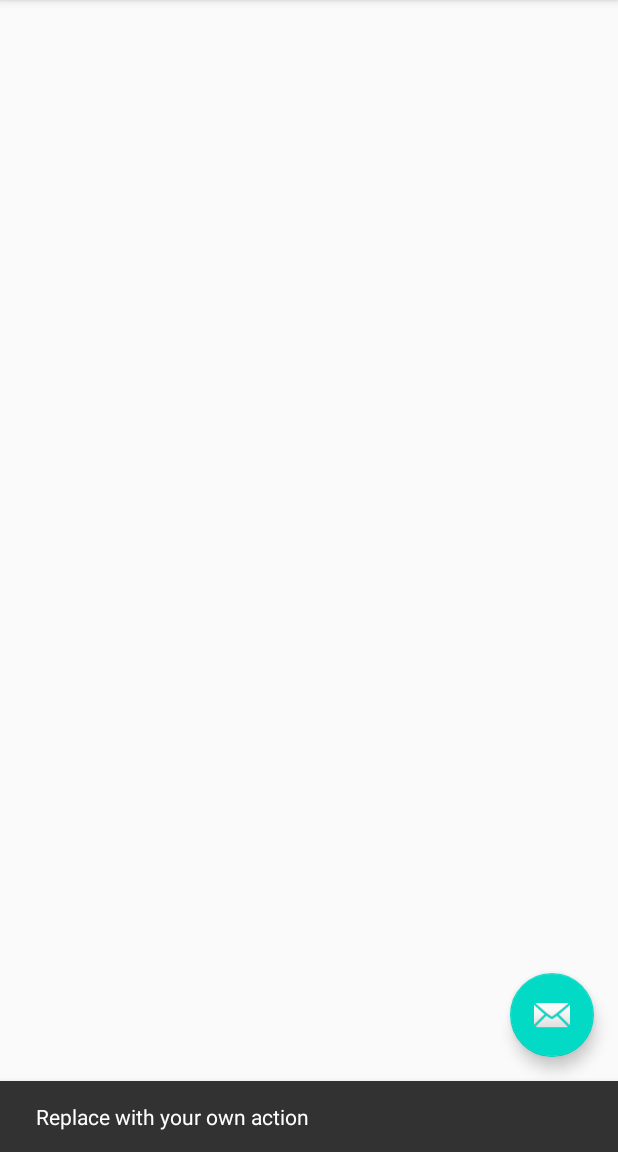
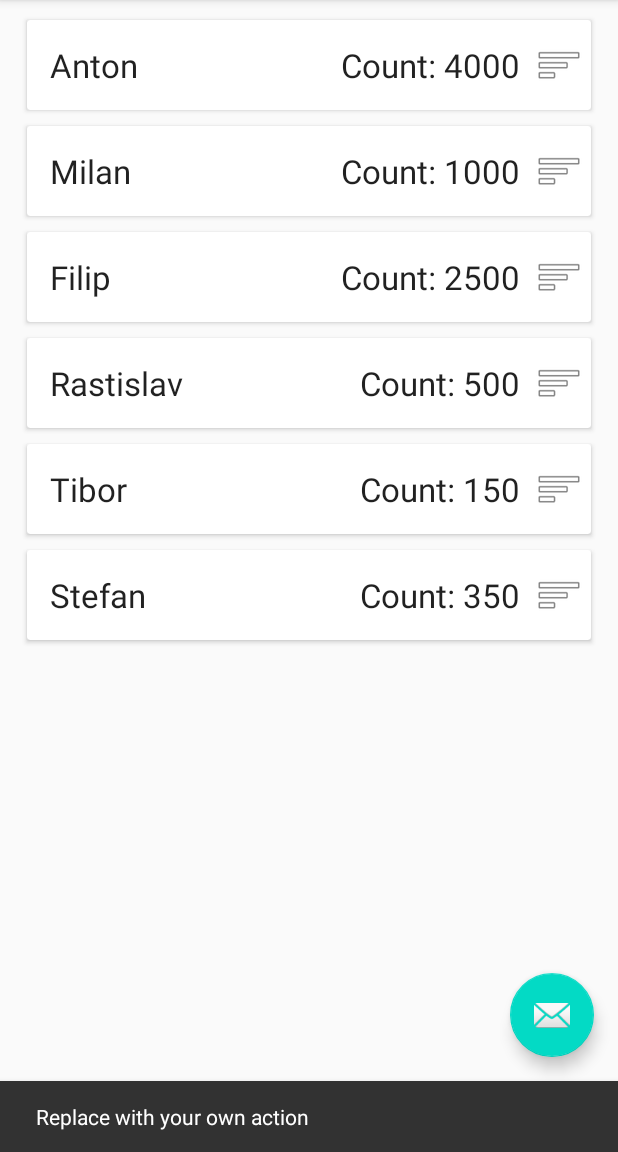
Before and after one commit to miroslav-opiela/itsovy-2020-openDataGame, an Android app: the screen it shows after launch (MainActivity), after a tap on an icon or button, on a phone screen of 412 x 824 dp, the part 84-1236 px from its top. Run offline under Robolectric (Android 15) with nearby library versions, the phone set to English and light mode, and no system bars.

Commit message:
Record list data + recycler view, adapter

```diff
--- a/app/src/main/java/sk/itsovy/android/opendatagame/MainActivity.kt
+++ b/app/src/main/java/sk/itsovy/android/opendatagame/MainActivity.kt
@@ -6,6 +6,8 @@ import com.google.android.material.snackbar.Snackbar
 import androidx.appcompat.app.AppCompatActivity
 import android.view.Menu
 import android.view.MenuItem
+import androidx.recyclerview.widget.LinearLayoutManager
+import androidx.recyclerview.widget.RecyclerView
 
 class MainActivity : AppCompatActivity() {
 
@@ -14,19 +16,15 @@ class MainActivity : AppCompatActivity() {
         setContentView(R.layout.activity_main)
         setSupportActionBar(findViewById(R.id.toolbar))
 
-        // premenna bud inicializovana
-        val counter = 1
-        // alebo definovany typ
-        val counter2 : Int
-        // val readonly (final), var sa meni
-        var counter3 = 1
-        counter3++
-
         //T!  bud T alebo T?
         findViewById<FloatingActionButton>(R.id.fab).setOnClickListener { view ->
             Snackbar.make(view, "Replace with your own action", Snackbar.LENGTH_LONG)
                     .setAction("Action", null).show()
         }
+
+        val recyclerView: RecyclerView = findViewById(R.id.recyclerViewNames)
+        recyclerView.adapter = NamesAdapter()
+        recyclerView.layoutManager = LinearLayoutManager(this)
     }
 
     override fun onCreateOptionsMenu(menu: Menu): Boolean {
--- /dev/null
+++ b/app/src/main/java/sk/itsovy/android/opendatagame/NamesAdapter.kt
@@ -0,0 +1,44 @@
+package sk.itsovy.android.opendatagame
+
+import android.view.LayoutInflater
+import android.view.View
+import android.view.ViewGroup
+import android.widget.TextView
+import androidx.recyclerview.widget.RecyclerView
+
+class NamesAdapter : RecyclerView.Adapter<NamesAdapter.NamesViewHolder>() {
+
+    val data = listOf<Record>(
+        Record("Anton", 4000),
+        Record("Milan", 1000),
+        Record(name="Filip", count=2500),
+        Record("Rastislav", 500),
+        Record("Tibor", 150),
+        Record("Stefan", 350)
+    )
+
+    override fun onCreateViewHolder(parent: ViewGroup, viewType: Int): NamesViewHolder {
+        val layoutInflater = LayoutInflater.from(parent.context)
+        val view = layoutInflater.inflate(R.layout.item_layout,
+            parent, false)
+        return NamesViewHolder(view)
+    }
+
+    override fun getItemCount(): Int = data.size
+
+    override fun onBindViewHolder(holder: NamesViewHolder, position: Int) {
+        holder.bind(data[position])
+    }
+
+    class NamesViewHolder(itemView: View) : RecyclerView.ViewHolder(itemView) {
+
+        private val textViewName: TextView = itemView.findViewById(R.id.textViewName)
+        private val textViewCount = itemView.findViewById<TextView>(R.id.textViewNumber)
+
+        fun bind(item: Record) {
+            textViewName.text = item.name
+            textViewCount.text = "Count: ${item.count}"
+        }
+
+    }
+}
--- /dev/null
+++ b/app/src/main/java/sk/itsovy/android/opendatagame/Record.kt
@@ -0,0 +1,4 @@
+package sk.itsovy.android.opendatagame
+
+data class Record(val name: String, val count: Int) {
+}
```
